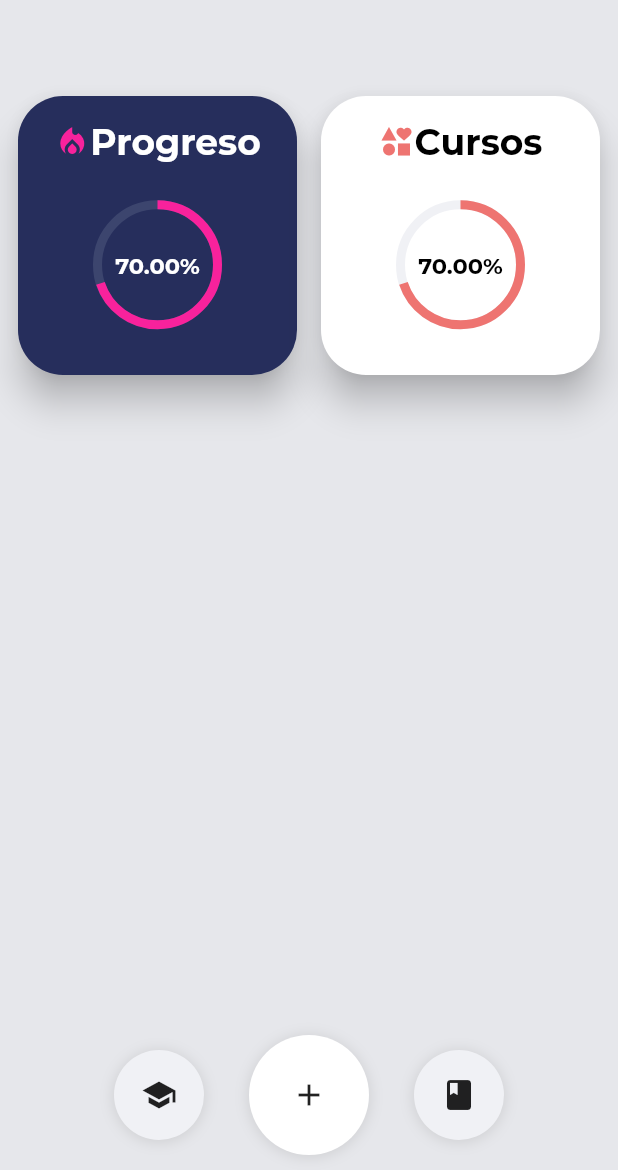
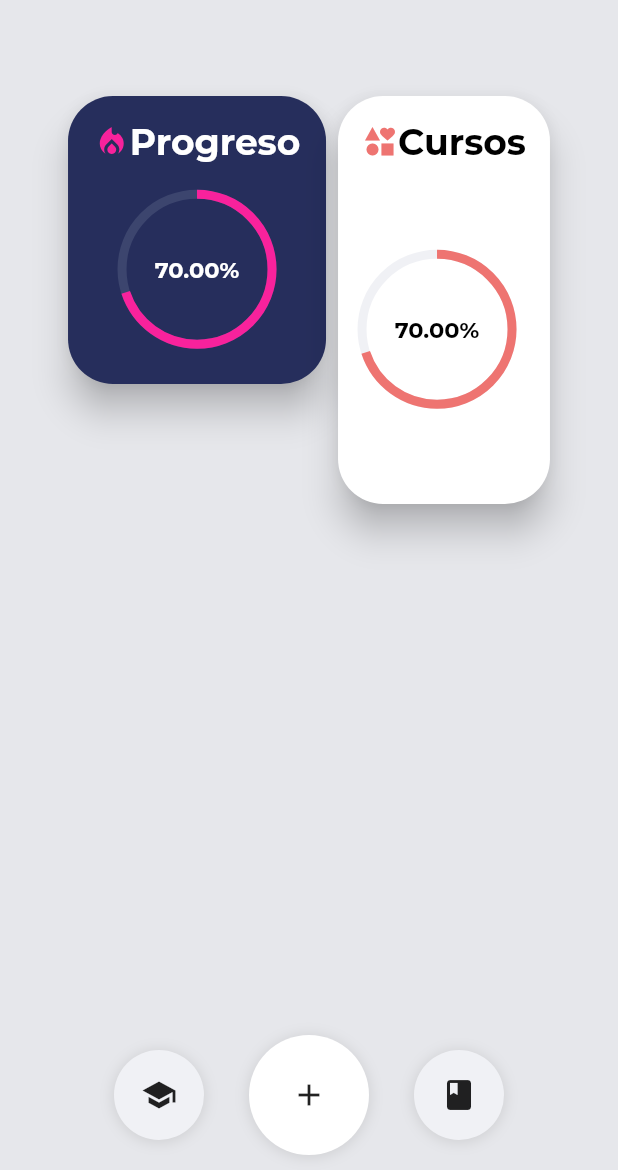
Before and after one commit to eddiedibs/lets_study, a Flutter app: the screen it shows after launch, on a phone screen of 412 x 824 dp, the part 66-1236 px from its top. Run offline on Flutter 3.47's test engine with Material 2 defaults, Android fonts, the light colour scheme and no system bars; our stand-ins replace flutter_modular, percent_indicator; project files that could hold a hidden picture were left out.

Commit message:
Modularized further Activity Card to allow different card types

```diff
--- a/lib/design/activity_card.dart
+++ b/lib/design/activity_card.dart
@@ -7,14 +7,14 @@ class ActivityCard extends StatefulWidget {
   final Color progressColor;
   final Color? progressBgColor;
   final IconData icon;
-    // Constructor for MyCustomWidget
+
   ActivityCard({
     required this.value,
-    this.color,
     required this.progress,
     required this.progressColor,
+    required this.icon,
     this.progressBgColor,
-    required this.icon,
+    this.color,
   });
 
   @override
@@ -92,38 +92,27 @@ class _ActivityCardState extends State<ActivityCard> with SingleTickerProviderSt
             crossAxisAlignment: CrossAxisAlignment.center,
             children: [
                 Container(
-                  height: 80.0, // Desired height
-                  width: 80.0, // Desired width
+                  // height: 80.0, // Desired height
+                  // width: 80.0, // Desired width
                   child: Stack(
                       alignment: AlignmentDirectional.center,
                       children: <Widget>[
-                        AnimatedBuilder(
-                          animation: _animation,
-                          builder: (context, child) {
-                            return SizedBox(
-                              width: 100.0,
-                              height: 100.0,
-                              child: CircularProgressIndicator(
-                                strokeWidth: 6.0,
-                                value: _animation.value,
-                                color: widget.progressColor,
-                                backgroundColor: widget.progressBgColor,
-                              ),
-                            );
-                          },
+                        SizedBox(
+                          height: 100.0,
+                          width: 100.0,
+                          child: ActivityCardAnimation(
+                            progress: widget.progress,
+                            progressColor: widget.progressColor,
+                            progressBgColor: widget.progressBgColor,
+                            widgetType: ActivityWidget.circleIndicator,
+                          )
                         ),
-                        AnimatedBuilder(
-                          animation: _animation,
-                          builder: (context, child) {
-                            return Text('${(_animation.value * 100).toStringAsFixed(2)}%',
-                                style: TextStyle(
-                                fontFamily: "Montserrat",
-                                fontSize: 15,
-                                fontWeight: FontWeight.bold,
-                                color: widget.color == Colors.white ? Colors.black : Colors.white,
-                              ),
-                            );
-                          },
+                        ActivityCardAnimation(
+                          progress: widget.progress,
+                          progressColor: widget.progressColor,
+                          progressBgColor: widget.progressBgColor,
+                          color: widget.color,
+                          widgetType: ActivityWidget.text,
                         ),
                       ],
                     )
@@ -139,3 +128,93 @@ class _ActivityCardState extends State<ActivityCard> with SingleTickerProviderSt
     );
   }
 }
+
+
+
+
+enum ActivityWidget { circleIndicator, text }
+class ActivityCardAnimation extends StatefulWidget{
+  final double progress;
+  final Color progressColor;
+  final Color? progressBgColor;
+  final Color? color;
+  final ActivityWidget widgetType;
+
+  ActivityCardAnimation({
+    required this.progress,
+    required this.progressColor,
+    required this.widgetType,
+    this.progressBgColor,
+    this.color,
+  });
+  @override
+  _ActivityCardAnimationState createState() => _ActivityCardAnimationState();
+
+}
+class _ActivityCardAnimationState extends State<ActivityCardAnimation> with SingleTickerProviderStateMixin {
+  late AnimationController _controller;
+  late Animation<double> _animation;
+  late double stateProgress = 0; // Target progress value
+
+  @override
+  void initState() {
+    super.initState();
+    stateProgress = widget.progress;
+    _controller = AnimationController(
+      duration: Duration(seconds: 3), // Duration of the animation
+      vsync: this,
+    );
+
+    _animation = Tween<double>(begin: 0, end: stateProgress).animate(
+      CurvedAnimation(
+        parent: _controller,
+        curve: Curves.easeOut,
+      ),
+    );
+
+    _controller.forward();
+  }
+
+  @override
+  void dispose() {
+    _controller.dispose();
+    super.dispose();
+  }
+
+  @override
+  Widget build(BuildContext context) {
+    return AnimatedBuilder(
+            animation: _animation,
+            builder: (context, child) {
+              return Container(
+                child: getItemWidget(widget.widgetType), // Function to return the appropriate label
+              );
+            },
+          );
+    }
+
+  Widget getItemWidget(ActivityWidget item) {
+    switch (item) {
+      case ActivityWidget.circleIndicator:
+        return CircularProgressIndicator(
+                  strokeWidth: 6.0,
+                  value: _animation.value,
+                  color: widget.progressColor,
+                  backgroundColor: widget.progressBgColor,
+                );
+      case ActivityWidget.text:
+        return Text('${(_animation.value * 100).toStringAsFixed(2)}%',
+                  style: TextStyle(
+                  fontFamily: "Montserrat",
+                  fontSize: 15,
+                  fontWeight: FontWeight.bold,
+                  color: widget.color == Colors.white ? Colors.black : Colors.white,
+                ),
+              );
+      default:
+        return Container();
+    }
+  }
+
+
+}
--- a/lib/main.dart
+++ b/lib/main.dart
@@ -29,17 +29,21 @@ class HomePage extends StatelessWidget {
   @override
   Widget build(BuildContext context) {
     return Scaffold(
-      appBar: CustomAppBar(titleText: "My Activity", isHomePage: true,),
+      appBar: CustomAppBar(titleText: "My Activity", isHomePage: true),
       body: Container(
         margin: const EdgeInsets.symmetric(vertical: 40),
+        height: double.infinity, // Ensure the container takes full height
         child: Padding(
           padding: const EdgeInsets.all(8.0),
-        child: GridView.count(
-          crossAxisCount: 2,
-          crossAxisSpacing: 8.0,
-          mainAxisSpacing: 8.0,
+          child: Expanded(
+              child: Row(
+                mainAxisAlignment: MainAxisAlignment.center,
+                crossAxisAlignment: CrossAxisAlignment.start,
               children: <Widget>[
-            Center(
+                SizedBox(
+                  height: 200,
+                  width: 180,
+                  child: Center(
                     child: InkWell(
                       onTap: () {
                         Modular.to.pushNamed('/progress-page');
@@ -54,7 +58,10 @@ class HomePage extends StatelessWidget {
                         ),
                     ),
                   ),
-                        Center(
+                ),
+                SizedBox(
+                  height: 280,
+                  child: Center(
                     child: InkWell(
                       onTap: () {
                         Modular.to.pushNamed('/progress-page');
@@ -69,11 +76,14 @@ class HomePage extends StatelessWidget {
                       ),
                     ),
                   ),
+                ),
+                // Add more ActivityCards as needed
               ],
             ),
-      )
           ),
-      bottomNavigationBar: CustomBottomAppBar()
+        ),
+      ),
+      bottomNavigationBar: CustomBottomAppBar(),
     );
   }
 }
```
Lines whose indentation alone changed are shown as unchanged.
